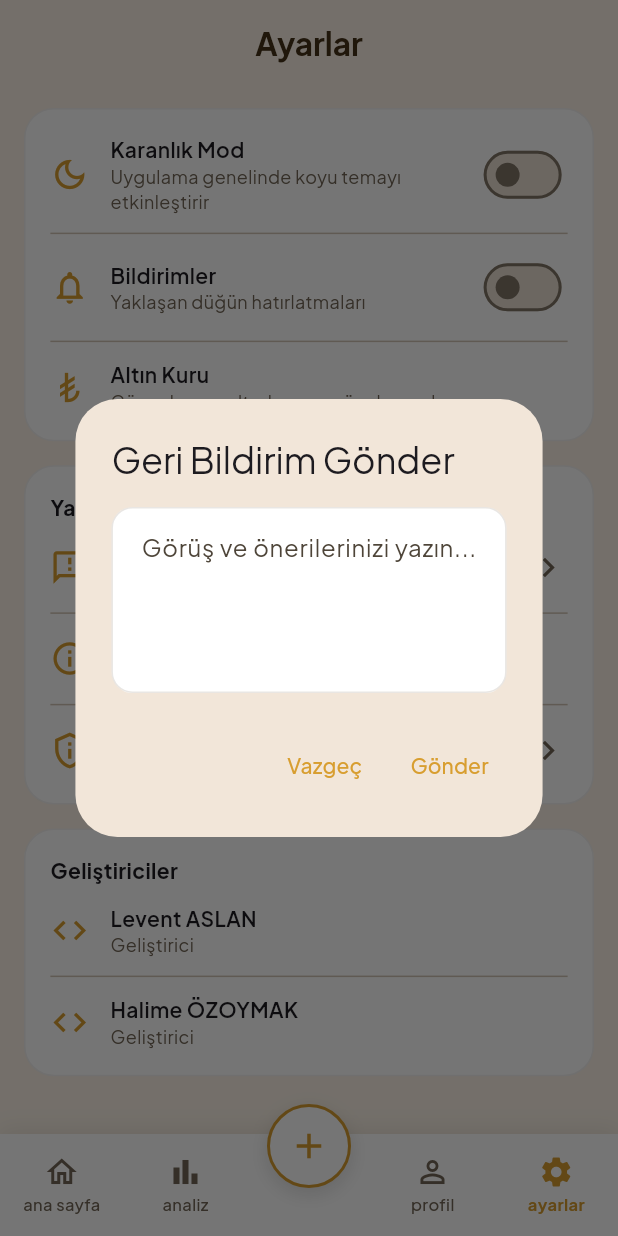
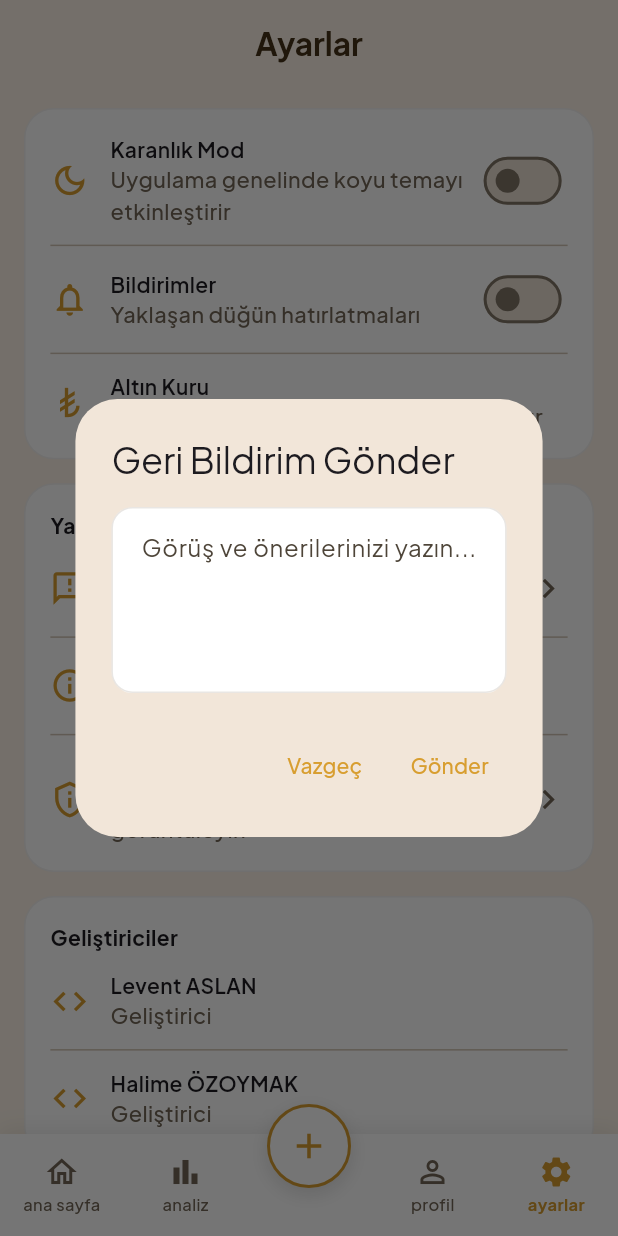
Before and after one commit to lvntaslann/taki-sandigim, a Flutter app: the SettingsScreen screen opened by its route, after a tap on "Geri Bildirim Gönder", on a phone screen of 412 x 824 dp. Run offline on Flutter 3.47's test engine with Material 3 defaults, Android fonts, the phone set to English and light mode, and no system bars; our stand-ins replace camera, dio, equatable, fl_chart, flutter_bloc, flutter_screenutil and 6 more; missing offline and left inert: excel, google_mlkit_text_recognition; accounts and stored records are empty.

Commit message:
feat(theme): apply muted(context) across dashboard/tracker/profile/settings screens

```diff
--- a/lib/core/widgets/custom_button.dart
+++ b/lib/core/widgets/custom_button.dart
@@ -33,7 +33,7 @@ class CustomButton extends StatelessWidget {
             mainAxisSize: MainAxisSize.min,
             children: [
               if (icon != null) ...[
-                Icon(icon, size: 18),
+                Icon(icon, size: 20),
                 const SizedBox(width: 8),
               ],
               Text(label),
--- a/lib/features/dashboard/presentation/widgets/direction_toggle.dart
+++ b/lib/features/dashboard/presentation/widgets/direction_toggle.dart
@@ -68,7 +68,7 @@ class DirectionToggle extends StatelessWidget {
           maxLines: 1,
           overflow: TextOverflow.ellipsis,
           style: TextStyle(
-            fontSize: 10.sp,
+            fontSize: 12.sp,
             fontWeight: FontWeight.w700,
             color: isSelected ? Colors.white : AppColors.primaryDark,
           ),
--- a/lib/features/profile/presentation/screens/profile_screen.dart
+++ b/lib/features/profile/presentation/screens/profile_screen.dart
@@ -210,7 +210,7 @@ class _ProfileScreenState extends State<ProfileScreen> {
                     child: _photoBase64 == null
                         ? const Icon(
                             Icons.person,
-                            size: 40,
+                            size: 42,
                             color: AppColors.secondary,
                           )
                         : null,
@@ -226,7 +226,7 @@ class _ProfileScreenState extends State<ProfileScreen> {
                       ),
                       child: const Icon(
                         Icons.camera_alt,
-                        size: 16,
+                        size: 18,
                         color: Colors.white,
                       ),
                     ),
@@ -240,7 +240,7 @@ class _ProfileScreenState extends State<ProfileScreen> {
             Center(
               child: Text(
                 _savedName!,
-                style: const TextStyle(fontWeight: FontWeight.w700, fontSize: 18),
+                style: const TextStyle(fontWeight: FontWeight.w700, fontSize: 19),
               ),
             ),
           ],
@@ -254,9 +254,13 @@ class _ProfileScreenState extends State<ProfileScreen> {
                   style: TextStyle(fontWeight: FontWeight.w700),
                 ),
                 const SizedBox(height: 4),
-                const Text(
+                Text(
                   'Ana Sayfa\'daki selamlamada kullanılır.',
-                  style: TextStyle(color: AppColors.textMuted, fontSize: 12),
+                  style: TextStyle(
+                    color: AppColors.muted(context),
+                    fontSize: 14.5,
+                    fontWeight: FontWeight.w500,
+                  ),
                 ),
                 const SizedBox(height: 12),
                 Row(
@@ -288,9 +292,13 @@ class _ProfileScreenState extends State<ProfileScreen> {
                   style: TextStyle(fontWeight: FontWeight.w700),
                 ),
                 const SizedBox(height: 4),
-                const Text(
+                Text(
                   'Yedekleme ve bildirimler için kullanılır.',
-                  style: TextStyle(color: AppColors.textMuted, fontSize: 12),
+                  style: TextStyle(
+                    color: AppColors.muted(context),
+                    fontSize: 14.5,
+                    fontWeight: FontWeight.w500,
+                  ),
                 ),
                 const SizedBox(height: 12),
                 Row(
@@ -372,11 +380,12 @@ class _ProfileScreenState extends State<ProfileScreen> {
                         'Takı Listeni Paylaş',
                         style: TextStyle(fontWeight: FontWeight.w700),
                       ),
-                      const Text(
+                      Text(
                         'Listeni yakınlarınla paylaş.',
                         style: TextStyle(
-                          color: AppColors.textMuted,
-                          fontSize: 12,
+                          color: AppColors.muted(context),
+                          fontSize: 14.5,
+                          fontWeight: FontWeight.w500,
                         ),
                       ),
                     ],
@@ -408,18 +417,19 @@ class _ProfileScreenState extends State<ProfileScreen> {
                         'Takı Listesi Raporları',
                         style: TextStyle(fontWeight: FontWeight.w700),
                       ),
-                      const Text(
+                      Text(
                         'PDF, Excel olarak indir veya paylaş.',
                         style: TextStyle(
-                          color: AppColors.textMuted,
-                          fontSize: 12,
+                          color: AppColors.muted(context),
+                          fontSize: 14.5,
+                          fontWeight: FontWeight.w500,
                         ),
                       ),
                     ],
                   ),
                 ),
                 const SizedBox(width: 12),
-                const Icon(Icons.chevron_right, color: AppColors.textMuted),
+                Icon(Icons.chevron_right, color: AppColors.muted(context)),
               ],
             ),
           ),
@@ -437,11 +447,12 @@ class _ProfileScreenState extends State<ProfileScreen> {
                         'Çıkış Yap',
                         style: TextStyle(fontWeight: FontWeight.w700),
                       ),
-                      const Text(
+                      Text(
                         'Hesabınızdan çıkış yapın.',
                         style: TextStyle(
-                          color: AppColors.textMuted,
-                          fontSize: 12,
+                          color: AppColors.muted(context),
+                          fontSize: 14.5,
+                          fontWeight: FontWeight.w500,
                         ),
                       ),
                     ],
@@ -472,11 +483,12 @@ class _ProfileScreenState extends State<ProfileScreen> {
                         'Hesabı Sil',
                         style: TextStyle(fontWeight: FontWeight.w700, color: Colors.red),
                       ),
-                      const Text(
+                      Text(
                         'Tüm verileriniz kalıcı olarak silinir.',
                         style: TextStyle(
-                          color: AppColors.textMuted,
-                          fontSize: 12,
+                          color: AppColors.muted(context),
+                          fontSize: 14.5,
+                          fontWeight: FontWeight.w500,
                         ),
                       ),
                     ],
--- a/lib/features/profile/presentation/screens/reports_screen.dart
+++ b/lib/features/profile/presentation/screens/reports_screen.dart
@@ -118,7 +118,7 @@ class _ReportsScreenState extends State<ReportsScreen> {
                       Text(
                         'Verilerinizi PDF veya Excel formatında dışa aktarın.',
                         style: TextStyle(
-                          color: AppColors.textMuted,
+                          color: AppColors.muted(context),
                           fontSize: 14.5,
                           fontWeight: FontWeight.w500,
                         ),
@@ -193,7 +193,7 @@ class _ReportsScreenState extends State<ReportsScreen> {
                     Text(
                       subtitle,
                       style: TextStyle(
-                        color: AppColors.textMuted,
+                        color: AppColors.muted(context),
                         fontSize: 14.5,
                         fontWeight: FontWeight.w500,
                       ),
@@ -208,7 +208,7 @@ class _ReportsScreenState extends State<ReportsScreen> {
                   child: CircularProgressIndicator(strokeWidth: 2),
                 )
               else
-                Icon(Icons.chevron_right, color: AppColors.textMuted),
+                Icon(Icons.chevron_right, color: AppColors.muted(context)),
             ],
           ),
         ),
--- a/lib/features/scanner/presentation/widgets/camera_scan_sheet.dart
+++ b/lib/features/scanner/presentation/widgets/camera_scan_sheet.dart
@@ -265,7 +265,7 @@ class _CameraScanSheetState extends State<_CameraScanSheet> {
                 : const Icon(
                     Icons.camera_alt_rounded,
                     color: Colors.white,
-                    size: 30,
+                    size: 32,
                   ),
           ),
         ),
--- a/lib/features/scanner/presentation/widgets/line_confirmation_card.dart
+++ b/lib/features/scanner/presentation/widgets/line_confirmation_card.dart
@@ -137,9 +137,11 @@ class _LineConfirmationCardState extends State<LineConfirmationCard> {
               Expanded(
                 child: Text(
                   'Taranan: "${widget.line.rawText}"',
-                  style: const TextStyle(
-                    color: AppColors.textMuted,
+                  style: TextStyle(
+                    color: AppColors.muted(context),
                     fontStyle: FontStyle.italic,
+                    fontSize: 14.5,
+                    fontWeight: FontWeight.w500,
                   ),
                   maxLines: 2,
                   overflow: TextOverflow.ellipsis,
--- a/lib/features/settings/presentation/screens/settings_screen.dart
+++ b/lib/features/settings/presentation/screens/settings_screen.dart
@@ -136,9 +136,9 @@ class _SettingsScreenState extends State<SettingsScreen> {
                     icon: Icons.feedback_outlined,
                     title: 'Geri Bildirim Gönder',
                     subtitle: 'Görüş ve önerilerinizi bizimle paylaşın',
-                    trailing: const Icon(
+                    trailing: Icon(
                       Icons.chevron_right,
-                      color: AppColors.textMuted,
+                      color: AppColors.muted(context),
                     ),
                   ),
                 ),
@@ -155,9 +155,9 @@ class _SettingsScreenState extends State<SettingsScreen> {
                     icon: Icons.privacy_tip_outlined,
                     title: 'Gizlilik Politikası',
                     subtitle: 'Verilerinizin nasıl kullanıldığını görüntüleyin',
-                    trailing: const Icon(
+                    trailing: Icon(
                       Icons.chevron_right,
-                      color: AppColors.textMuted,
+                      color: AppColors.muted(context),
                     ),
                   ),
                 ),
@@ -231,9 +231,10 @@ class _SettingsScreenState extends State<SettingsScreen> {
               Text(title, style: const TextStyle(fontWeight: FontWeight.w600)),
               Text(
                 subtitle,
-                style: const TextStyle(
-                  color: AppColors.textMuted,
-                  fontSize: 12,
+                style: TextStyle(
+                  color: AppColors.muted(context),
+                  fontSize: 14.5,
+                  fontWeight: FontWeight.w500,
                 ),
               ),
             ],
--- a/lib/features/tracker/presentation/screens/add_gift_screen.dart
+++ b/lib/features/tracker/presentation/screens/add_gift_screen.dart
@@ -299,7 +299,7 @@ class _AddGiftFormState extends State<_AddGiftForm> {
                         Text(
                           'Bugünkü gram altın kuru: '
                           '${CurrencyConverter.formatTl(_goldRateTl ?? 0)}',
-                          style: TextStyle(color: AppColors.textMuted, fontSize: 15, fontWeight: FontWeight.w500),
+                          style: TextStyle(color: AppColors.muted(context), fontSize: 15, fontWeight: FontWeight.w500),
                         ),
                         const SizedBox(height: 4),
                         Text(
@@ -384,7 +384,7 @@ class _AddGiftFormState extends State<_AddGiftForm> {
                           Text(
                             'Güncel kur: 1 ${_currency.code} = '
                             '${CurrencyConverter.formatTl(_currencyRateTl ?? 0)}',
-                            style: TextStyle(color: AppColors.textMuted, fontSize: 15, fontWeight: FontWeight.w500),
+                            style: TextStyle(color: AppColors.muted(context), fontSize: 15, fontWeight: FontWeight.w500),
                           ),
                           const SizedBox(height: 4),
                           Text(
--- a/lib/features/tracker/presentation/screens/value_analysis_list_screen.dart
+++ b/lib/features/tracker/presentation/screens/value_analysis_list_screen.dart
@@ -80,7 +80,7 @@ class _ValueAnalysisListScreenState extends State<ValueAnalysisListScreen> {
                           ? 'Bu kategoride bir kayıt yok.'
                           : 'Sonuç bulunamadı.',
                       style: TextStyle(
-                        color: AppColors.textMuted,
+                        color: AppColors.muted(context),
                         fontSize: 15,
                         fontWeight: FontWeight.w500,
                       ),
@@ -134,7 +134,7 @@ class _ValueGiftRow extends StatelessWidget {
                 Text(
                   DateFormatter.shortDate(gift.date),
                   style: TextStyle(
-                    color: AppColors.textMuted,
+                    color: AppColors.muted(context),
                     fontSize: 14,
                     fontWeight: FontWeight.w500,
                   ),
@@ -144,7 +144,7 @@ class _ValueGiftRow extends StatelessWidget {
           ),
           BasisBadge(label: basisLabel),
           const SizedBox(width: 8),
-          Icon(Icons.chevron_right, color: AppColors.textMuted),
+          Icon(Icons.chevron_right, color: AppColors.muted(context)),
         ],
       ),
     );
```
Also changed, not shown: lib/features/dashboard/presentation/screens/person_gifts_screen.dart (+13 -7 lines), lib/features/dashboard/presentation/widgets/balance_breakdown_card.dart (+21 -7 lines), lib/features/dashboard/presentation/widgets/person_totals_list.dart (+22 -13 lines), lib/features/dashboard/presentation/widgets/upcoming_weddings_list.dart (+12 -5 lines), lib/features/scanner/presentation/widgets/scanner_body.dart (+12 -4 lines), lib/features/tracker/presentation/screens/ledger_screen.dart (+29 -13 lines).
